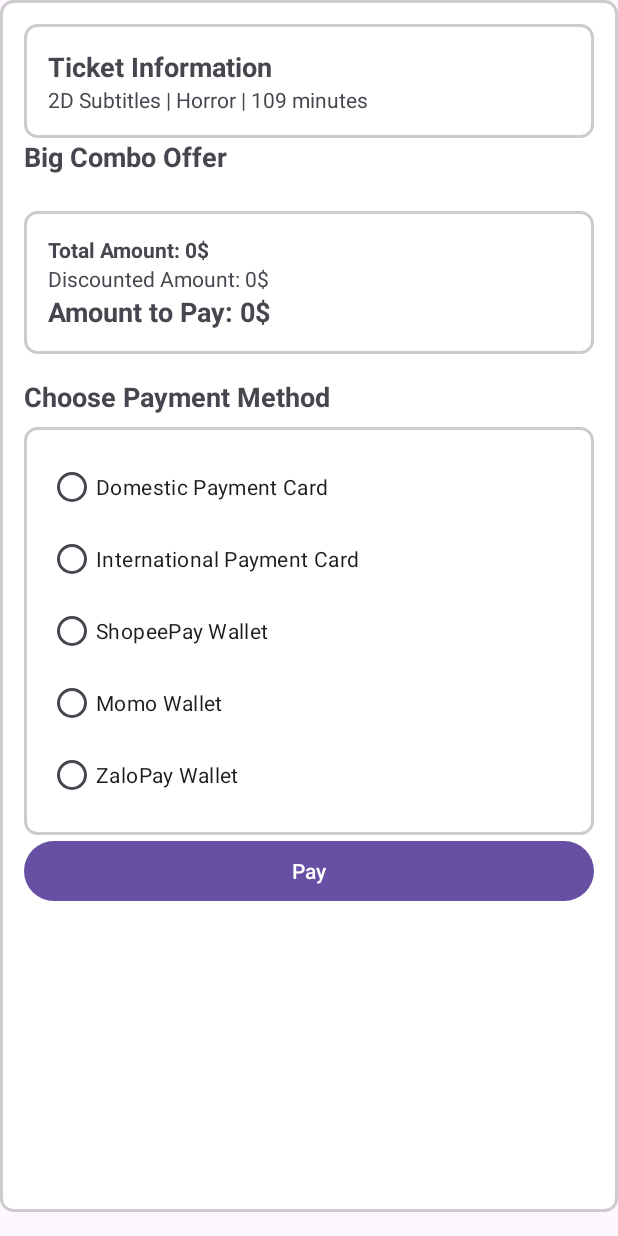
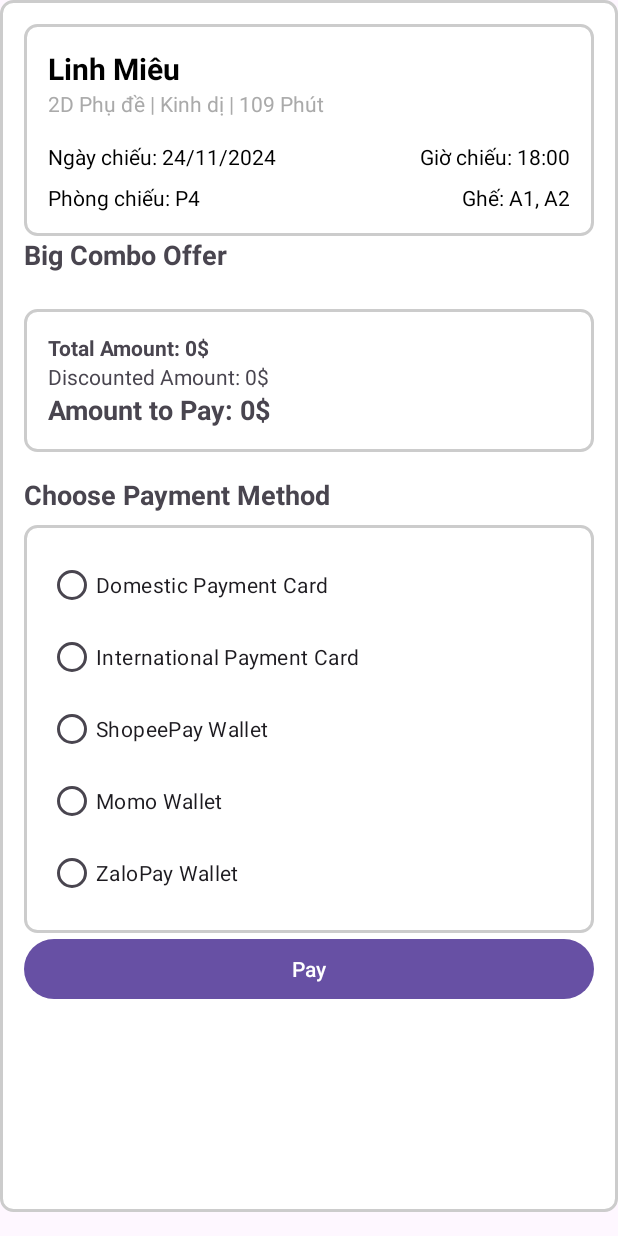
Before and after one commit to minhphuongliam/MobileY4S1, an Android app: the layout activity_payment.xml on its own in the app's theme, with its tools: preview values and no code run, on a phone screen of 412 x 824 dp. Run offline under Robolectric (Android 15) with nearby library versions, the phone set to English and light mode, and no system bars; Roboto replaces fonts that are not available here.

Commit message:
get booking intent and do movie information ui

```diff
--- a/app/src/main/res/layout/activity_payment.xml
+++ b/app/src/main/res/layout/activity_payment.xml
@@ -14,28 +14,88 @@
         android:padding="16dp">
 
         <!-- 1. Thông tin vé -->
-        <LinearLayout
+        <androidx.constraintlayout.widget.ConstraintLayout
+            xmlns:android="http://schemas.android.com/apk/res/android"
+            xmlns:app="http://schemas.android.com/apk/res-auto"
             android:layout_width="match_parent"
             android:layout_height="wrap_content"
-            android:background="@drawable/border_background"
-            android:orientation="vertical"
-            android:padding="16dp">
+            android:padding="16dp"
+            android:background="@drawable/border_background">
 
+            <!-- Movie Title -->
             <TextView
-                android:id="@+id/tv_ticket_info"
-                android:layout_width="match_parent"
+                android:id="@+id/tv_movie_title"
+                android:layout_width="0dp"
                 android:layout_height="wrap_content"
-                android:text="Ticket Information"
-                android:textSize="18sp"
-                android:textStyle="bold" />
+                android:text="Linh Miêu"
+                android:textStyle="bold"
+                android:textSize="20sp"
+                android:textColor="@android:color/black"
+                app:layout_constraintStart_toStartOf="parent"
+                app:layout_constraintEnd_toEndOf="parent"
+                app:layout_constraintTop_toTopOf="parent" />
 
+            <!-- Movie Details -->
             <TextView
                 android:id="@+id/tv_movie_details"
-                android:layout_width="match_parent"
+                android:layout_width="0dp"
                 android:layout_height="wrap_content"
-                android:text="2D Subtitles | Horror | 109 minutes" />
+                android:text="2D Phụ đề | Kinh dị | 109 Phút"
+                android:textSize="14sp"
+                android:textColor="@android:color/darker_gray"
+                app:layout_constraintTop_toBottomOf="@id/tv_movie_title"
+                app:layout_constraintStart_toStartOf="parent"
+                app:layout_constraintEnd_toEndOf="parent" />
 
-        </LinearLayout>
+            <!-- Screening Date -->
+            <TextView
+                android:id="@+id/tv_screening_date"
+                android:layout_width="wrap_content"
+                android:layout_height="wrap_content"
+                android:text="Ngày chiếu: 24/11/2024"
+                android:textSize="14sp"
+                android:textColor="@android:color/black"
+                app:layout_constraintStart_toStartOf="parent"
+                app:layout_constraintTop_toBottomOf="@id/tv_movie_details"
+                android:layout_marginTop="16dp"/>
+
+            <!-- Screening Time -->
+            <TextView
+                android:id="@+id/tv_screening_time"
+                android:layout_width="wrap_content"
+                android:layout_height="wrap_content"
+                android:text="Giờ chiếu: 18:00"
+                android:textSize="14sp"
+                android:textColor="@android:color/black"
+                app:layout_constraintEnd_toEndOf="parent"
+                app:layout_constraintTop_toBottomOf="@id/tv_movie_details"
+                android:layout_marginTop="16dp"/>
+
+            <!-- Room -->
+            <TextView
+                android:id="@+id/tv_screening_room"
+                android:layout_width="wrap_content"
+                android:layout_height="wrap_content"
+                android:text="Phòng chiếu: P4"
+                android:textSize="14sp"
+                android:textColor="@android:color/black"
+                app:layout_constraintStart_toStartOf="parent"
+                app:layout_constraintTop_toBottomOf="@id/tv_screening_date"
+                android:layout_marginTop="8dp" />
+
+            <!-- Seats -->
+            <TextView
+                android:id="@+id/tv_seats"
+                android:layout_width="wrap_content"
+                android:layout_height="wrap_content"
+                android:text="Ghế: A1, A2"
+                android:textSize="14sp"
+                android:textColor="@android:color/black"
+                app:layout_constraintEnd_toEndOf="parent"
+                app:layout_constraintTop_toBottomOf="@id/tv_screening_time"
+                android:layout_marginTop="8dp" />
+
+        </androidx.constraintlayout.widget.ConstraintLayout>
 
         <!-- 2. Combo ưu đãi -->
         <TextView
```
Also changed, not shown: app/src/main/AndroidManifest.xml (+4 -3 lines), app/src/main/java/com/example/firebasedemo/Activity/BookingActivity.java (+8 -5 lines), app/src/main/java/com/example/firebasedemo/Activity/PaymentActivity.java (+70 -10 lines), app/src/main/java/com/example/firebasedemo/Adapter/ComboAdapter.java (+25 -7 lines), app/src/main/java/com/example/firebasedemo/Model/Booking.java (+14 -0 lines).
